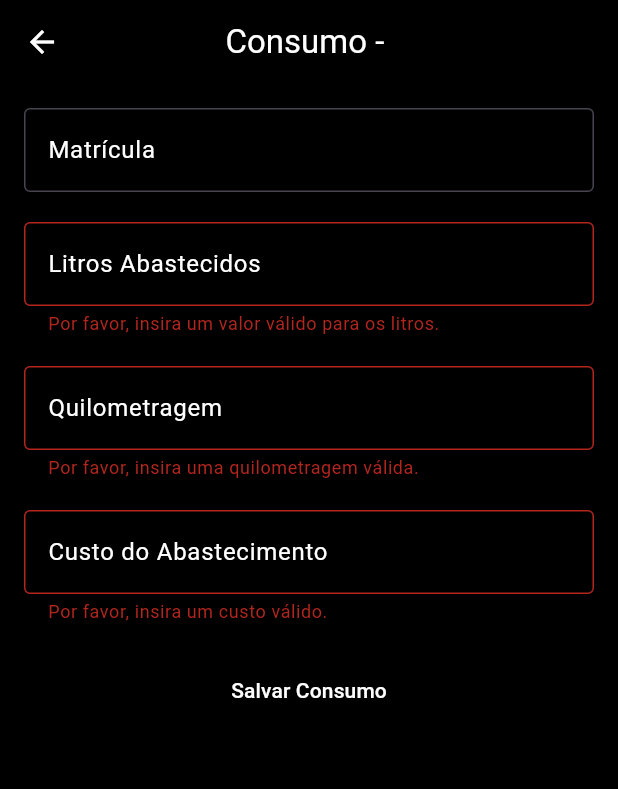
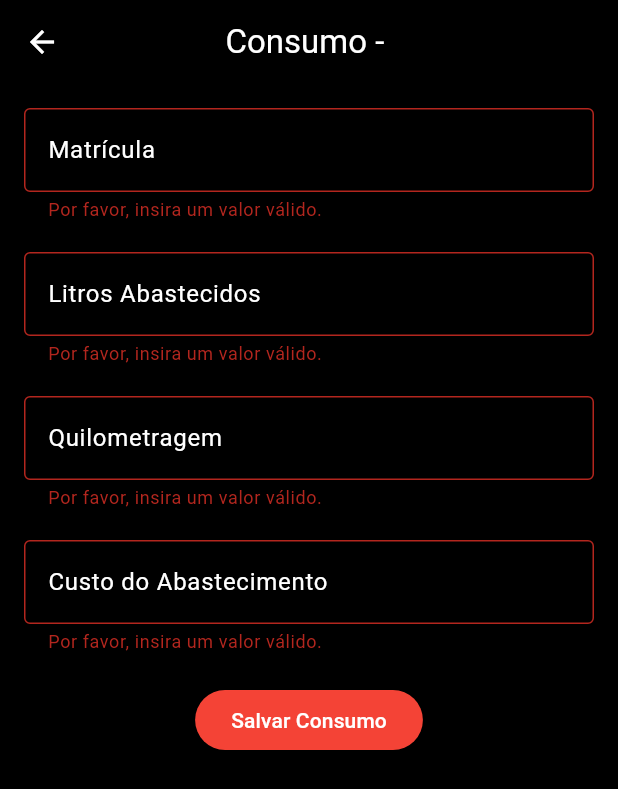
Before and after one commit to AndredaConceicaoSilva/final-work-pap, a Flutter app: the Consumos screen opened directly with empty values, after a tap on "Salvar Consumo", on a phone screen of 412 x 824 dp. Shown: the top 789 px of the screen. Run offline on Flutter 3.47's test engine with Material 3 defaults, Android fonts, the light colour scheme and no system bars; our stand-ins replace cloud_firestore, firebase_core; accounts and stored records are empty.

Commit message:
save27/2

```diff
--- a/final_work_pap/lib/consumos.dart
+++ b/final_work_pap/lib/consumos.dart
@@ -24,7 +24,6 @@ class _ConsumosState extends State<Consumos> {
     int km = int.tryParse(_kmController.text.trim()) ?? 0;
     double custo = double.tryParse(_custoController.text.trim()) ?? 0;
 
-    // Validação para garantir que os valores não sejam 0 ou nulos
     if (litros <= 0 || km <= 0 || custo <= 0) {
       ScaffoldMessenger.of(context).showSnackBar(
         SnackBar(content: Text('Por favor, preencha todos os campos corretamente!')),
@@ -34,32 +33,23 @@ class _ConsumosState extends State<Consumos> {
 
     try {
       FirebaseFirestore firestore = FirebaseFirestore.instance;
-
-      // Verificar se a quilometragem já existe na subcoleção de registros
       CollectionReference registrosRef = firestore.collection('aut_consum').doc(matricula).collection('registros');
       QuerySnapshot querySnapshot = await registrosRef.where('quilometragem', isEqualTo: km).get();
 
       if (querySnapshot.docs.isNotEmpty) {
-        // Se já houver um registro com a mesma quilometragem, mostramos um erro
         ScaffoldMessenger.of(context).showSnackBar(
           SnackBar(content: Text('Essa quilometragem já foi registrada!')),
         );
         return;
       }
 
-      // Acessa a coleção 'aut_consum' e o documento da matrícula
       DocumentReference matriculaRef = firestore.collection('aut_consum').doc(matricula);
 
-      // Adiciona ou atualiza a matrícula
       await matriculaRef.set({
         'matricula': matricula,
         'data_criacao': Timestamp.now(),
       }, SetOptions(merge: true));
 
-      print("Matrícula $matricula criada/atualizada com sucesso!");
-
-      // Criando a subcoleção 'registros' dentro do documento da matrícula
-      // Adiciona o consumo como um novo documento dentro da subcoleção 'registros'
       await registrosRef.add({
         'data_de_abastecimento': Timestamp.now(),
         'quilometragem': km,
@@ -67,20 +57,14 @@ class _ConsumosState extends State<Consumos> {
         'custo': custo,
       });
 
-      print("Consumo salvo com sucesso!");
-
-      // Exibe uma mensagem de sucesso
       ScaffoldMessenger.of(context).showSnackBar(
         SnackBar(content: Text('Consumo salvo com sucesso!')),
       );
 
-      // Limpa os campos após salvar o consumo
       _litrosController.clear();
       _kmController.clear();
       _custoController.clear();
-
     } catch (e) {
-      print("Erro ao salvar consumo: $e");
       ScaffoldMessenger.of(context).showSnackBar(
         SnackBar(content: Text('Erro ao salvar: $e')),
       );
@@ -102,82 +86,20 @@ class _ConsumosState extends State<Consumos> {
           key: _formKey,
           child: Column(
             children: [
-              TextFormField(
-                initialValue: widget.matricula,
-                decoration: InputDecoration(
-                  labelText: 'Matrícula',
-                  labelStyle: TextStyle(color: Colors.white),
-                  filled: true,
-                  fillColor: Colors.black,
-                  border: OutlineInputBorder(),
-                ),
-                style: TextStyle(color: Colors.white),
-                readOnly: true,
-              ),
+              _buildTextField('Matrícula', widget.matricula, readOnly: true),
               SizedBox(height: 20),
-              TextFormField(
-                controller: _litrosController,
-                decoration: InputDecoration(
-                  labelText: 'Litros Abastecidos',
-                  labelStyle: TextStyle(color: Colors.white),
-                  filled: true,
-                  fillColor: Colors.black,
-                  border: OutlineInputBorder(),
-                ),
-                style: TextStyle(color: Colors.white),
-                keyboardType: TextInputType.number,
-                validator: (value) {
-                  if (value == null || value.isEmpty || double.tryParse(value) == null || double.parse(value) <= 0) {
-                    return 'Por favor, insira um valor válido para os litros.';
-                  }
-                  return null;
-                },
-              ),
+              _buildTextField('Litros Abastecidos', '', controller: _litrosController, isNumeric: true),
               SizedBox(height: 20),
-              TextFormField(
-                controller: _kmController,
-                decoration: InputDecoration(
-                  labelText: 'Quilometragem',
-                  labelStyle: TextStyle(color: Colors.white),
-                  filled: true,
-                  fillColor: Colors.black,
-                  border: OutlineInputBorder(),
-                ),
-                style: TextStyle(color: Colors.white),
-                keyboardType: TextInputType.number,
-                validator: (value) {
-                  if (value == null || value.isEmpty || int.tryParse(value) == null || int.parse(value) <= 0) {
-                    return 'Por favor, insira uma quilometragem válida.';
-                  }
-                  return null;
-                },
-              ),
+              _buildTextField('Quilometragem', '', controller: _kmController, isNumeric: true),
               SizedBox(height: 20),
-              TextFormField(
-                controller: _custoController,
-                decoration: InputDecoration(
-                  labelText: 'Custo do Abastecimento',
-                  labelStyle: TextStyle(color: Colors.white),
-                  filled: true,
-                  fillColor: Colors.black,
-                  border: OutlineInputBorder(),
-                ),
-                style: TextStyle(color: Colors.white),
-                keyboardType: TextInputType.number,
-                validator: (value) {
-                  if (value == null || value.isEmpty || double.tryParse(value) == null || double.parse(value) <= 0) {
-                    return 'Por favor, insira um custo válido.';
-                  }
-                  return null;
-                },
-              ),
+              _buildTextField('Custo do Abastecimento', '', controller: _custoController, isNumeric: true),
               SizedBox(height: 20),
               Center(
                 child: ElevatedButton(
                   onPressed: _saveConsumo,
                   child: Text('Salvar Consumo'),
                   style: ElevatedButton.styleFrom(
-                    backgroundColor: Colors.black,
+                    backgroundColor: Colors.red,
                     foregroundColor: Colors.white,
                   ),
                 ),
@@ -189,4 +111,27 @@ class _ConsumosState extends State<Consumos> {
       backgroundColor: Colors.black,
     );
   }
+
+  Widget _buildTextField(String label, String initialValue, {TextEditingController? controller, bool readOnly = false, bool isNumeric = false}) {
+    return TextFormField(
+      controller: controller,
+      initialValue: controller == null ? initialValue : null,
+      decoration: InputDecoration(
+        labelText: label,
+        labelStyle: TextStyle(color: Colors.white),
+        filled: true,
+        fillColor: Colors.black,
+        border: OutlineInputBorder(),
+      ),
+      style: TextStyle(color: Colors.white),
+      keyboardType: isNumeric ? TextInputType.number : TextInputType.text,
+      readOnly: readOnly,
+      validator: (value) {
+        if (value == null || value.isEmpty || (isNumeric && double.tryParse(value) == null) || (isNumeric && double.parse(value) <= 0)) {
+          return 'Por favor, insira um valor válido.';
+        }
+        return null;
+      },
+    );
+  }
 }
--- a/final_work_pap/lib/home.dart
+++ b/final_work_pap/lib/home.dart
@@ -3,6 +3,7 @@ import 'package:cloud_firestore/cloud_firestore.dart';
 import 'matriculas.dart';
 import 'consumos.dart';
 import 'view_matr.dart';
+import 'view_matr.dart'; // Asegúrate de importar tu archivo de edición de matrícula
 
 void main() {
   runApp(MyApp());
@@ -205,7 +206,7 @@ class _HomePageState extends State<HomePage> with SingleTickerProviderStateMixin
 
                         return Column(
                           children: consumoSnapshot.data!.docs.map((consumo) {
-                            var data = consumo.data() as Map<String, dynamic>?;
+                            var data = consumo.data() as Map<String, dynamic>?; // Añadir casting a Map
                             final nome = data?['nome'] ?? 'Nome indisponível';
                             final valor = data?['valor']?.toString() ?? 'Valor não informado';
                             final dataRegistro = data?['data'] is Timestamp
--- a/final_work_pap/lib/view_matr.dart
+++ b/final_work_pap/lib/view_matr.dart
@@ -77,7 +77,7 @@ class ViewMatr extends StatelessWidget {
     );
   }
 
-  void _removeMatricula(BuildContext context, String documentId) { // Adicione o context como parâmetro
+  void _removeMatricula(BuildContext context, String documentId) {
     showDialog(
       context: context,
       builder: (context) => AlertDialog(
@@ -312,7 +312,8 @@ class _EditMatrScreenState extends State<EditMatrScreen> {
                 onPressed: _updateMatricula,
                 child: Text('Salvar'),
                 style: ElevatedButton.styleFrom(
-                  backgroundColor: Colors.blue,
+                  backgroundColor: Colors.red, // Cor de fundo do botão
+                  foregroundColor: Colors.white, // Cor do texto do botão
                 ),
               ),
             ],
```
Also changed, not shown: 4 other files.
